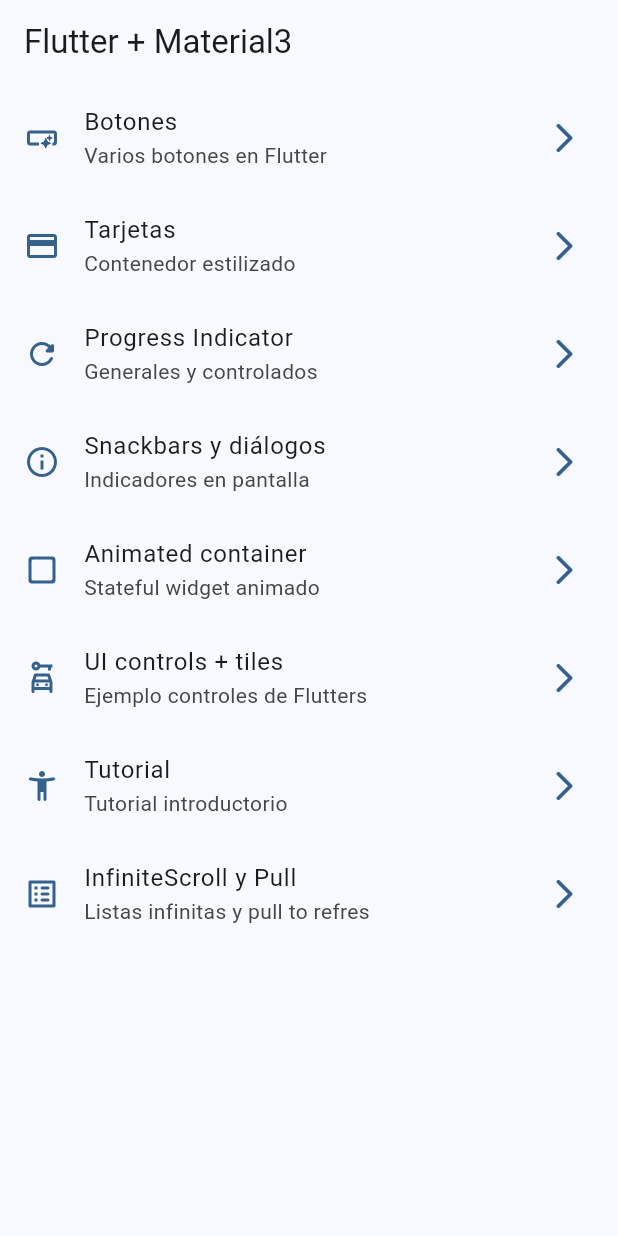
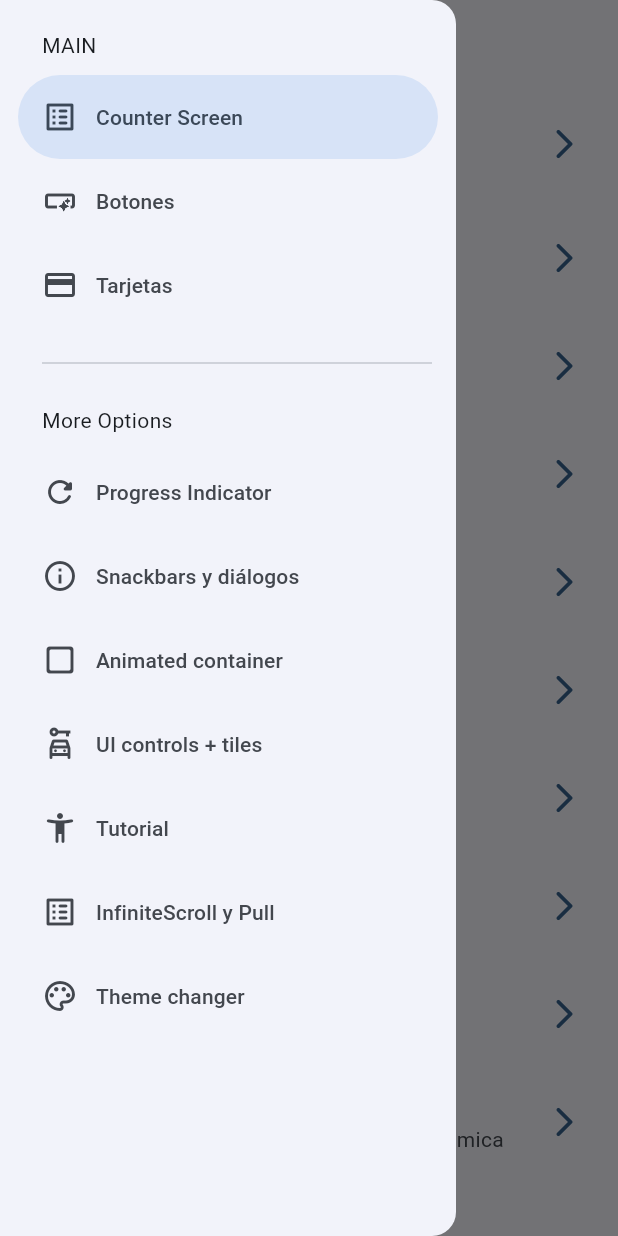
Before and after one commit to Joseeop/widget_app, a Flutter app: the screen it shows after launch, with the side drawer open (before the commit the screen has no drawer), on a phone screen of 412 x 824 dp. Run offline on Flutter 3.47's test engine with Material 2 defaults, Android fonts, the phone set to English and light mode, and no system bars; our stand-ins replace animate_do, flutter_riverpod, go_router.

Commit message:
Cambiar tema y darkmode de forma dinamica.

```diff
--- a/lib/config/menu/menu_items.dart
+++ b/lib/config/menu/menu_items.dart
@@ -15,9 +15,15 @@
    required  this.icon});
 }
 
-const appMenuItems = <MenuItem>{
+const appMenuItems = <MenuItem>[
 
 //Tenemos que definir estos elementos en el router
+
+MenuItem(
+    title: 'Counter Screen',
+    subTitle: 'Contador de prueba para implementar Riverpod',
+    link: '/counter',
+    icon: Icons.list_alt_rounded),
   MenuItem(
     title: 'Botones',
     subTitle: 'Varios botones en Flutter',
@@ -66,5 +72,11 @@
     link: '/infinite',
     icon: Icons.list_alt_rounded),
 
+ MenuItem(
+    title: 'Theme changer',
+    subTitle: 'Cambiar tema de la App de forma dinámica',
+    link: '/theme_changer_screen',
+    icon: Icons.color_lens_outlined),
 
-};
+
+];
--- a/lib/config/router/app_router.dart
+++ b/lib/config/router/app_router.dart
@@ -1,4 +1,5 @@
 import 'package:go_router/go_router.dart';
+
 
 import '../../presentation/screens/screens.dart';
 
@@ -52,5 +53,15 @@
       path: '/infinite',
       builder: (context, state) => const InfiniteScroll(),
     ),
+    GoRoute(
+      name: CounterScreen.name,
+      path: '/counter',
+      builder: (context, state) => const CounterScreen(),
+    ),
+    GoRoute(
+      name: ThemeChangerScreen.name,
+      path: '/theme_changer_screen',
+      builder: (context, state) => const ThemeChangerScreen(),
+    ),
   ],
 );
--- a/lib/config/theme/app_theme.dart
+++ b/lib/config/theme/app_theme.dart
@@ -15,8 +15,10 @@
 class AppTheme {
 
   final int selectedColor;
+  final bool isDarkmode;
 
-  AppTheme({
+  AppTheme( {
+    this.isDarkmode=false,
     this.selectedColor=0
     }): assert ( selectedColor >= 0,'Selected color must be greater than 0'),
     assert ( selectedColor< colorList.length,'Selected color must be less or equal than ${colorList.length -1}') ;
@@ -27,6 +29,8 @@
         centerTitle: false
       ),
       useMaterial3: true,
+      brightness: isDarkmode? Brightness.dark
+      :Brightness.light,
       colorSchemeSeed: colorList[selectedColor] );
 
 
--- a/lib/main.dart
+++ b/lib/main.dart
@@ -1,20 +1,31 @@
 import 'package:flutter/material.dart';
+import 'package:flutter_riverpod/flutter_riverpod.dart';
 import 'package:widget_app/config/router/app_router.dart';
 import 'package:widget_app/config/theme/app_theme.dart';
+import 'package:widget_app/presentation/providers/theme_provider.dart';
 
 
 void main() {
-  runApp(const MainApp());
+  runApp(
+    const ProviderScope(
+      child: MainApp())
+      );
 }
 
-class MainApp extends StatelessWidget {
+class MainApp extends ConsumerWidget {
   const MainApp({super.key});
 
   @override
-  Widget build(BuildContext context) {
+  Widget build(BuildContext context,WidgetRef ref) {
+    final isDarkmode= ref.watch(isDarkModeProvider);
+    final selectedColor= ref.watch(selectedColorProvider);
+
     return  MaterialApp.router(
       title: 'Flutter Widgets',
-      theme:AppTheme(selectedColor: 0).getTheme(),
+      theme: AppTheme(
+        selectedColor: selectedColor,
+        isDarkmode: isDarkmode
+     ).getTheme(),
       debugShowCheckedModeBanner: false,
       routerConfig: appRouter,
     );
--- /dev/null
+++ b/lib/presentation/providers/theme_provider.dart
@@ -0,0 +1,16 @@
+
+import 'package:flutter_riverpod/flutter_riverpod.dart';
+import 'package:widget_app/config/theme/app_theme.dart';
+
+final isDarkModeProvider = StateProvider<bool>((ref) => false);
+
+
+
+
+
+//Listado de colores inmutables
+
+final colorListProvier = Provider((ref) => colorList);
+
+//Un simple int
+final selectedColorProvider = StateProvider((ref) => 0);
--- a/lib/presentation/screens/home/home_screen.dart
+++ b/lib/presentation/screens/home/home_screen.dart
@@ -1,6 +1,7 @@
 import 'package:flutter/material.dart';
 import 'package:go_router/go_router.dart';
 import 'package:widget_app/config/menu/menu_items.dart';
+import 'package:widget_app/presentation/widgets/side_menu.dart';
 
 
 
@@ -12,11 +13,16 @@
 
   @override
   Widget build(BuildContext context) {
+    //Creamos esta key para poder acceder desde otras partes de la apliación a este scaffold
+    final scaffoldKey=GlobalKey<ScaffoldState>();
     return Scaffold(
+      //tiene la refeencia del estado actual del Scaffold.
+      key:scaffoldKey,
       appBar: AppBar(
          title: const Text('Flutter + Material3'),
       ),
-      body:const _HomeView()
+      body:const _HomeView(),
+      drawer:  SideMenu(scaffoldKey: scaffoldKey)
     );
   }
 }
--- a/lib/presentation/screens/screens.dart
+++ b/lib/presentation/screens/screens.dart
@@ -1,6 +1,9 @@
 
 
 
+
+export  'package:widget_app/presentation/screens/counter/counter.dart';
+export  'package:widget_app/presentation/screens/theme_changer/theme_changer_screen.dart';
 export 'package:widget_app/presentation/screens/animated/animated_screen.dart';
 export 'package:widget_app/presentation/screens/app_tutorial/app_tutorial_screen.dart';
 export 'package:widget_app/presentation/screens/buttons/buttons_screen.dart';
--- /dev/null
+++ b/lib/presentation/widgets/side_menu.dart
@@ -0,0 +1,83 @@
+import 'dart:io';
+
+import 'package:flutter/material.dart';
+import 'package:go_router/go_router.dart';
+import 'package:widget_app/config/menu/menu_items.dart';
+
+
+class SideMenu extends StatefulWidget {
+
+  final GlobalKey<ScaffoldState> scaffoldKey;
+
+  const SideMenu({super.key, required this.scaffoldKey});
+
+  @override
+  State<SideMenu> createState() => _SideMenuState();
+}
+
+class _SideMenuState extends State<SideMenu> {
+
+  int navDrawerIndex=0;
+  @override
+  Widget build(BuildContext context) {
+
+
+    //! Esto sirve para comprobar si nuestro dispositivo tiene Notch, y en caso de tenerlo de cuánto es.
+    final hasNotch=MediaQuery.of(context).viewPadding.top>24;
+    if(Platform.isAndroid){
+      print('Android $hasNotch');
+    }else{
+      print('IOS $hasNotch');
+    }
+
+    return  NavigationDrawer(
+      selectedIndex: navDrawerIndex,
+      onDestinationSelected:(value){
+        setState(() {
+          navDrawerIndex=value;
+        });
+
+        final menuItem=appMenuItems[value];
+        //.push crea un Stack y .go mueve la ruta, solo con .push podremos volver al stack anterior.
+        context.push(menuItem.link);
+        widget.scaffoldKey.currentState?.closeDrawer();
+
+
+
+      } ,
+      children: [
+
+
+        Padding(
+          padding:  EdgeInsets.fromLTRB(28, hasNotch? 10 :20 , 16, 10),
+          child: Text('MAIN')),
+
+          ...appMenuItems
+          .sublist(0,3)
+          .map((item) => NavigationDrawerDestination(
+            icon: Icon( item.icon ),
+            label: Text( item.title ),
+          ),
+          ),
+        const  Padding(
+            padding:  EdgeInsets.fromLTRB(28, 16, 16, 10),
+            child: Divider(),
+            ),
+        const  Padding(
+            padding:  EdgeInsets.fromLTRB(28, 10 , 16, 10),
+            child:  Text('More Options'),
+            ),
+
+
+            ...appMenuItems
+          .sublist(3)
+          .map((item) => NavigationDrawerDestination(
+            icon: Icon( item.icon ),
+            label: Text( item.title ),
+          ),)
+
+
+      ]
+      );
+  }
+}
--- a/pubspec.yaml
+++ b/pubspec.yaml
@@ -10,6 +10,7 @@
   animate_do: ^3.0.2
   flutter:
     sdk: flutter
+  flutter_riverpod: ^2.3.6
   go_router: ^8.2.0
 
 dev_dependencies:
@@ -19,6 +20,10 @@
 
 flutter:
   uses-material-design: true
+  fonts:
+    - family: MyFlutterApp
+      fonts:
+        - asset: fonts/MyFlutterApp.ttf
 
   assets:
     - assets/images/
```
Also changed, not shown: lib/presentation/icons/icons.dart (added, +10 -0 lines), lib/presentation/providers/counter_provider.dart (added, +7 -0 lines), lib/presentation/screens/counter/counter.dart (added, +84 -0 lines), lib/presentation/screens/theme_changer/theme_changer_screen.dart (added, +68 -0 lines), fonts/MyFlutterApp.ttf (added), pubspec.lock.
